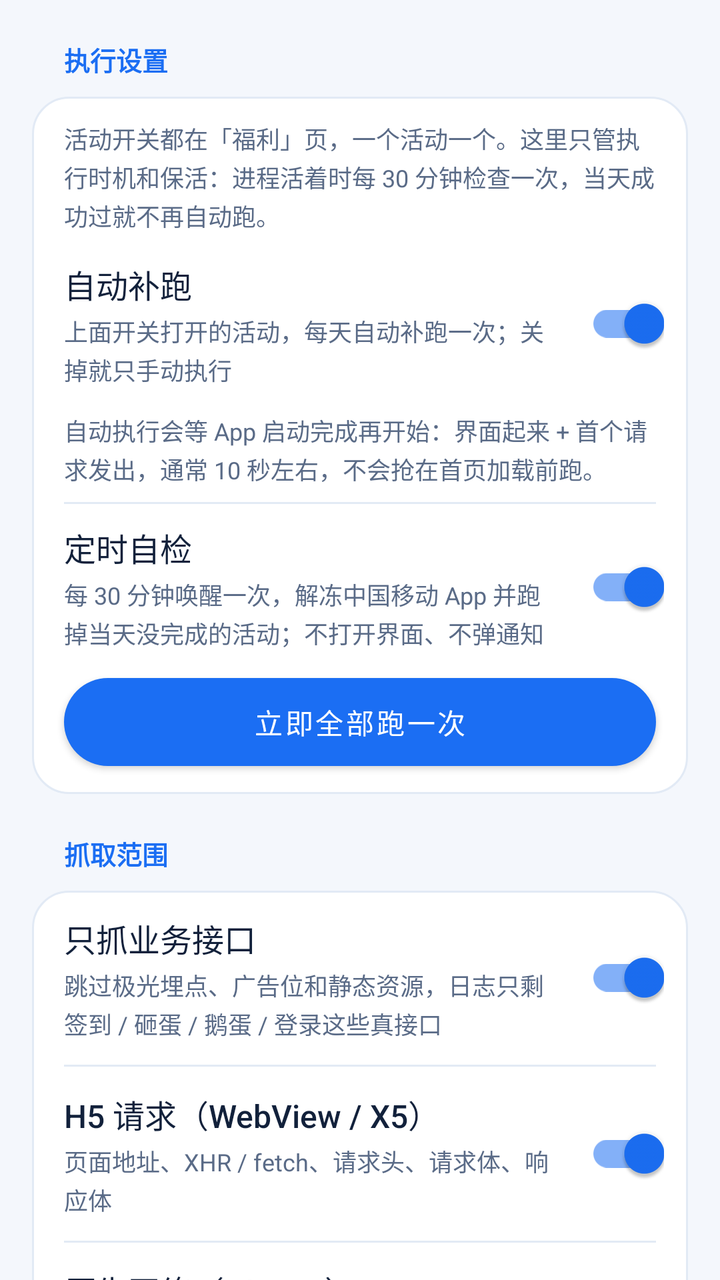
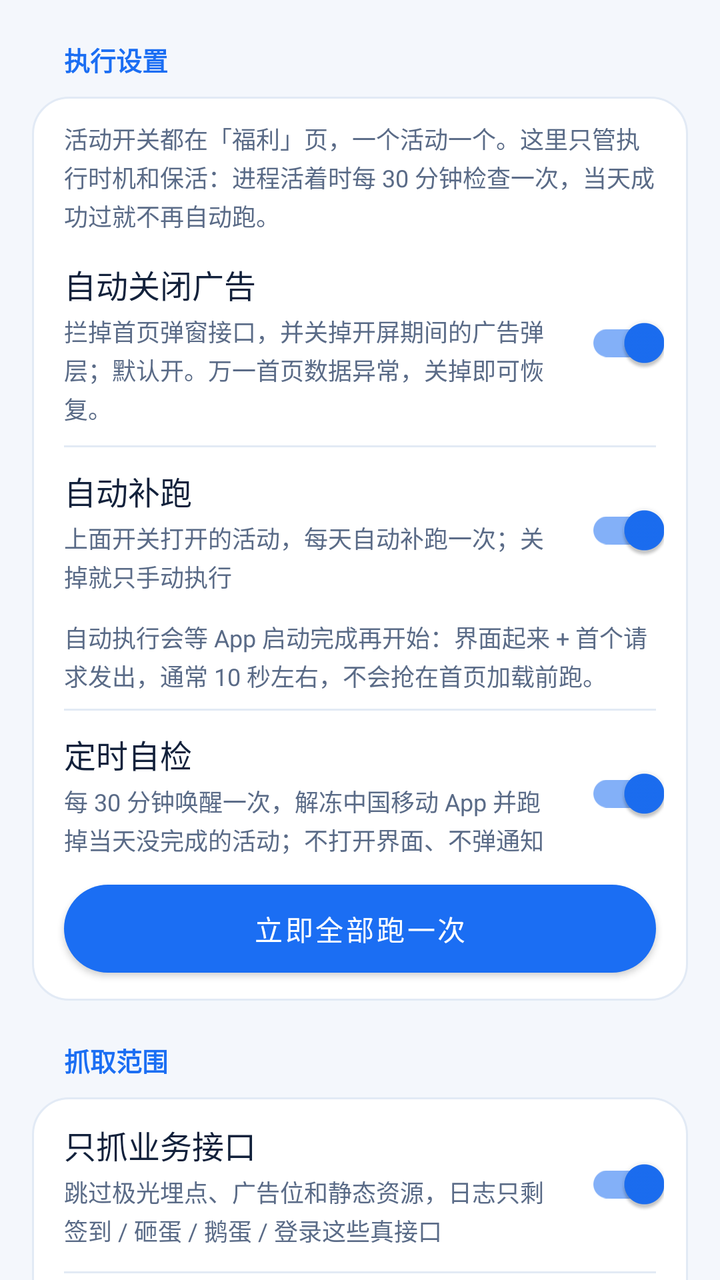

An Android layout rendered at two revisions. The XML below is the earlier revision; the diff shows what the commit changed to produce the second picture.
<!-- AndroidManifest.xml: application theme Theme.CmccHook -->
<!-- res/layout/page_func.xml -->
<?xml version="1.0" encoding="utf-8"?>
<ScrollView xmlns:android="http://schemas.android.com/apk/res/android"
    xmlns:app="http://schemas.android.com/apk/res-auto"
    android:layout_width="match_parent"
    android:layout_height="match_parent"
    android:clipToPadding="false"
    android:fillViewport="true"
    android:scrollbars="none">

    <LinearLayout
        android:layout_width="match_parent"
        android:layout_height="wrap_content"
        android:orientation="vertical"
        android:paddingStart="16dp"
        android:paddingEnd="16dp"
        android:paddingBottom="24dp">

        <TextView
            style="@style/SectionTitle"
            android:layout_width="wrap_content"
            android:layout_height="wrap_content"
            android:text="@string/task_title" />

        <LinearLayout
            style="@style/CardBox"
            android:layout_width="match_parent"
            android:layout_height="wrap_content">

            <TextView
                style="@style/RowDesc"
                android:layout_width="match_parent"
                android:layout_height="wrap_content"
                android:paddingStart="16dp"
                android:paddingTop="12dp"
                android:paddingEnd="16dp"
                android:paddingBottom="4dp"
                android:text="@string/task_hint" />


            <LinearLayout
                android:layout_width="match_parent"
                android:layout_height="wrap_content"
                android:gravity="center_vertical"
                android:orientation="horizontal"
                android:paddingStart="16dp"
                android:paddingTop="10dp"
                android:paddingEnd="12dp"
                android:paddingBottom="10dp">

                <LinearLayout
                    android:layout_width="0dp"
                    android:layout_height="wrap_content"
                    android:layout_weight="1"
                    android:orientation="vertical">

                    <TextView
                        style="@style/RowTitle"
                        android:layout_width="match_parent"
                        android:layout_height="wrap_content"
                        android:text="@string/task_auto" />

                    <TextView
                        style="@style/RowDesc"
                        android:layout_width="match_parent"
                        android:layout_height="wrap_content"
                        android:text="@string/task_auto_desc" />
                </LinearLayout>

                <com.google.android.material.switchmaterial.SwitchMaterial
                    android:id="@+id/switchAutoSign"
                    android:layout_width="wrap_content"
                    android:layout_height="wrap_content"
                    android:layout_marginStart="8dp"
                    android:checked="true" />
            </LinearLayout>

            <TextView
                style="@style/RowDesc"
                android:layout_width="match_parent"
                android:layout_height="wrap_content"
                android:paddingStart="16dp"
                android:paddingEnd="16dp"
                android:paddingBottom="8dp"
                android:text="@string/task_auto_wait" />

            <View
                android:layout_width="match_parent"
                android:layout_height="1dp"
                android:layout_marginStart="16dp"
                android:layout_marginEnd="16dp"
                android:background="@color/divider" />

            <LinearLayout
                android:layout_width="match_parent"
                android:layout_height="wrap_content"
                android:gravity="center_vertical"
                android:orientation="horizontal"
                android:paddingStart="16dp"
                android:paddingTop="10dp"
                android:paddingEnd="12dp"
                android:paddingBottom="10dp">

                <LinearLayout
                    android:layout_width="0dp"
                    android:layout_height="wrap_content"
                    android:layout_weight="1"
                    android:orientation="vertical">

                    <TextView
                        style="@style/RowTitle"
                        android:layout_width="match_parent"
                        android:layout_height="wrap_content"
                        android:text="@string/task_keepalive" />

                    <TextView
                        style="@style/RowDesc"
                        android:layout_width="match_parent"
                        android:layout_height="wrap_content"
                        android:text="@string/task_keepalive_desc" />
                </LinearLayout>

                <com.google.android.material.switchmaterial.SwitchMaterial
                    android:id="@+id/switchKeepAlive"
                    android:layout_width="wrap_content"
                    android:layout_height="wrap_content"
                    android:layout_marginStart="8dp"
                    android:checked="true" />
            </LinearLayout>

            <com.google.android.material.button.MaterialButton
                android:id="@+id/btnRunAll"
                android:layout_width="match_parent"
                android:layout_height="44dp"
                android:layout_marginStart="16dp"
                android:layout_marginTop="4dp"
                android:layout_marginEnd="16dp"
                android:layout_marginBottom="14dp"
                android:insetTop="0dp"
                android:insetBottom="0dp"
                android:text="@string/btn_all"
                android:textAllCaps="false"
                android:textColor="@color/on_primary"
                android:textSize="14sp"
                app:backgroundTint="@color/primary"
                app:cornerRadius="999dp"
                app:elevation="0dp" />
        </LinearLayout>



        <TextView
            style="@style/SectionTitle"
            android:layout_width="wrap_content"
            android:layout_height="wrap_content"
            android:text="@string/capture_title" />

        <LinearLayout
            style="@style/CardBox"
            android:layout_width="match_parent"
            android:layout_height="wrap_content">

            <LinearLayout
                android:layout_width="match_parent"
                android:layout_height="wrap_content"
                android:gravity="center_vertical"
                android:orientation="horizontal"
                android:paddingStart="16dp"
                android:paddingTop="12dp"
                android:paddingEnd="12dp"
                android:paddingBottom="12dp">

                <LinearLayout
                    android:layout_width="0dp"
                    android:layout_height="wrap_content"
                    android:layout_weight="1"
                    android:orientation="vertical">

                    <TextView
                        style="@style/RowTitle"
                        android:layout_width="match_parent"
                        android:layout_height="wrap_content"
                        android:text="@string/capture_api_only" />

                    <TextView
                        style="@style/RowDesc"
                        android:layout_width="match_parent"
                        android:layout_height="wrap_content"
                        android:text="@string/capture_api_only_desc" />
                </LinearLayout>

                <com.google.android.material.switchmaterial.SwitchMaterial
                    android:id="@+id/switchApiOnly"
                    android:layout_width="wrap_content"
                    android:layout_height="wrap_content"
                    android:layout_marginStart="8dp"
                    android:checked="true" />
            </LinearLayout>

            <View
                android:layout_width="match_parent"
                android:layout_height="1dp"
                android:layout_marginStart="16dp"
                android:layout_marginEnd="16dp"
                android:background="@color/divider" />

            <LinearLayout
                android:layout_width="match_parent"
                android:layout_height="wrap_content"
                android:gravity="center_vertical"
                android:orientation="horizontal"
                android:paddingStart="16dp"
                android:paddingTop="12dp"
                android:paddingEnd="12dp"
                android:paddingBottom="12dp">

                <LinearLayout
                    android:layout_width="0dp"
                    android:layout_height="wrap_content"
                    android:layout_weight="1"
                    android:orientation="vertical">

                    <TextView
                        style="@style/RowTitle"
                        android:layout_width="match_parent"
                        android:layout_height="wrap_content"
                        android:text="@string/capture_h5" />

                    <TextView
                        style="@style/RowDesc"
                        android:layout_width="match_parent"
                        android:layout_height="wrap_content"
                        android:text="@string/capture_h5_desc" />
                </LinearLayout>

                <com.google.android.material.switchmaterial.SwitchMaterial
                    android:id="@+id/switchH5"
                    android:layout_width="wrap_content"
                    android:layout_height="wrap_content"
                    android:layout_marginStart="8dp"
                    android:checked="true" />
            </LinearLayout>

            <View
                android:layout_width="match_parent"
                android:layout_height="1dp"
                android:layout_marginStart="16dp"
                android:layout_marginEnd="16dp"
                android:background="@color/divider" />

            <LinearLayout
                android:layout_width="match_parent"
                android:layout_height="wrap_content"
                android:gravity="center_vertical"
                android:orientation="horizontal"
                android:paddingStart="16dp"
                android:paddingTop="12dp"
                android:paddingEnd="12dp"
                android:paddingBottom="12dp">

                <LinearLayout
                    android:layout_width="0dp"
                    android:layout_height="wrap_content"
                    android:layout_weight="1"
                    android:orientation="vertical">

                    <TextView
                        style="@style/RowTitle"
                        android:layout_width="match_parent"
                        android:layout_height="wrap_content"
                        android:text="@string/capture_native" />

                    <TextView
                        style="@style/RowDesc"
                        android:layout_width="match_parent"
                        android:layout_height="wrap_content"
                        android:text="@string/capture_native_desc" />
                </LinearLayout>

                <com.google.android.material.switchmaterial.SwitchMaterial
                    android:id="@+id/switchNative"
                    android:layout_width="wrap_content"
                    android:layout_height="wrap_content"
                    android:layout_marginStart="8dp"
                    android:checked="true" />
            </LinearLayout>

            <View
                android:layout_width="match_parent"
                android:layout_height="1dp"
                android:layout_marginStart="16dp"
                android:layout_marginEnd="16dp"
                android:background="@color/divider" />

            <LinearLayout
                android:layout_width="match_parent"
                android:layout_height="wrap_content"
                android:gravity="center_vertical"
                android:orientation="horizontal"
                android:paddingStart="16dp"
                android:paddingTop="12dp"
                android:paddingEnd="12dp"
                android:paddingBottom="12dp">

                <LinearLayout
                    android:layout_width="0dp"
                    android:layout_height="wrap_content"
                    android:layout_weight="1"
                    android:orientation="vertical">

                    <TextView
                        style="@style/RowTitle"
                        android:layout_width="match_parent"
                        android:layout_height="wrap_content"
                        android:text="@string/capture_ui" />

                    <TextView
                        style="@style/RowDesc"
                        android:layout_width="match_parent"
                        android:layout_height="wrap_content"
                        android:text="@string/capture_ui_desc" />
                </LinearLayout>

                <com.google.android.material.switchmaterial.SwitchMaterial
                    android:id="@+id/switchUi"
                    android:layout_width="wrap_content"
                    android:layout_height="wrap_content"
                    android:layout_marginStart="8dp"
                    android:checked="true" />
            </LinearLayout>

            <View
                android:layout_width="match_parent"
                android:layout_height="1dp"
                android:layout_marginStart="16dp"
                android:layout_marginEnd="16dp"
                android:background="@color/divider" />

            <LinearLayout
                android:layout_width="match_parent"
                android:layout_height="wrap_content"
                android:gravity="center_vertical"
                android:orientation="horizontal"
                android:paddingStart="16dp"
                android:paddingTop="12dp"
                android:paddingEnd="12dp"
                android:paddingBottom="12dp">

                <LinearLayout
                    android:layout_width="0dp"
                    android:layout_height="wrap_content"
                    android:layout_weight="1"
                    android:orientation="vertical">

                    <TextView
                        style="@style/RowTitle"
                        android:layout_width="match_parent"
                        android:layout_height="wrap_content"
                        android:text="@string/capture_storage" />

                    <TextView
                        style="@style/RowDesc"
                        android:layout_width="match_parent"
                        android:layout_height="wrap_content"
                        android:text="@string/capture_storage_desc" />
                </LinearLayout>

                <com.google.android.material.switchmaterial.SwitchMaterial
                    android:id="@+id/switchStorage"
                    android:layout_width="wrap_content"
                    android:layout_height="wrap_content"
                    android:layout_marginStart="8dp"
                    android:checked="true" />
            </LinearLayout>
        </LinearLayout>

        <TextView
            style="@style/SectionTitle"
            android:layout_width="wrap_content"
            android:layout_height="wrap_content"
            android:text="@string/filter_title" />

        <LinearLayout
            style="@style/CardBox"
            android:layout_width="match_parent"
            android:layout_height="wrap_content">

            <LinearLayout
                android:layout_width="match_parent"
                android:layout_height="wrap_content"
                android:gravity="center_vertical"
                android:orientation="horizontal"
                android:paddingStart="16dp"
                android:paddingTop="12dp"
                android:paddingEnd="12dp"
                android:paddingBottom="12dp">

                <LinearLayout
                    android:layout_width="0dp"
                    android:layout_height="wrap_content"
                    android:layout_weight="1"
                    android:orientation="vertical">

                    <TextView
                        style="@style/RowTitle"
                        android:layout_width="match_parent"
                        android:layout_height="wrap_content"
                        android:text="@string/capture_filter" />

                    <TextView
                        style="@style/RowDesc"
                        android:layout_width="match_parent"
                        android:layout_height="wrap_content"
                        android:text="@string/capture_filter_desc" />
                </LinearLayout>

                <com.google.android.material.switchmaterial.SwitchMaterial
                    android:id="@+id/switchFilter"
                    android:layout_width="wrap_content"
                    android:layout_height="wrap_content"
                    android:layout_marginStart="8dp"
                    android:checked="false" />
            </LinearLayout>

            <View
                android:layout_width="match_parent"
                android:layout_height="1dp"
                android:layout_marginStart="16dp"
                android:layout_marginEnd="16dp"
                android:background="@color/divider" />

            <LinearLayout
                android:layout_width="match_parent"
                android:layout_height="wrap_content"
                android:gravity="center_vertical"
                android:orientation="horizontal"
                android:paddingStart="16dp"
                android:paddingTop="12dp"
                android:paddingEnd="12dp"
                android:paddingBottom="12dp">

                <LinearLayout
                    android:layout_width="0dp"
                    android:layout_height="wrap_content"
                    android:layout_weight="1"
                    android:orientation="vertical">

                    <TextView
                        style="@style/RowTitle"
                        android:layout_width="match_parent"
                        android:layout_height="wrap_content"
                        android:text="@string/capture_h5_noise" />

                    <TextView
                        style="@style/RowDesc"
                        android:layout_width="match_parent"
                        android:layout_height="wrap_content"
                        android:text="@string/capture_h5_noise_desc" />
                </LinearLayout>

                <com.google.android.material.switchmaterial.SwitchMaterial
                    android:id="@+id/switchH5Noise"
                    android:layout_width="wrap_content"
                    android:layout_height="wrap_content"
                    android:layout_marginStart="8dp"
                    android:checked="true" />
            </LinearLayout>
        </LinearLayout>

        <TextView
            style="@style/SectionTitle"
            android:layout_width="wrap_content"
            android:layout_height="wrap_content"
            android:text="@string/debug_title" />

        <LinearLayout
            style="@style/CardBox"
            android:layout_width="match_parent"
            android:layout_height="wrap_content"
            android:paddingStart="16dp"
            android:paddingTop="12dp"
            android:paddingEnd="12dp"
            android:paddingBottom="12dp">

            <LinearLayout
                android:layout_width="match_parent"
                android:layout_height="wrap_content"
                android:gravity="center_vertical"
                android:orientation="horizontal">

                <LinearLayout
                    android:layout_width="0dp"
                    android:layout_height="wrap_content"
                    android:layout_weight="1"
                    android:orientation="vertical">

                    <TextView
                        style="@style/RowTitle"
                        android:layout_width="match_parent"
                        android:layout_height="wrap_content"
                        android:text="@string/capture_verbose_raw" />

                    <TextView
                        style="@style/RowDesc"
                        android:layout_width="match_parent"
                        android:layout_height="wrap_content"
                        android:text="@string/capture_verbose_raw_desc" />
                </LinearLayout>

                <com.google.android.material.switchmaterial.SwitchMaterial
                    android:id="@+id/switchVerboseRaw"
                    android:layout_width="wrap_content"
                    android:layout_height="wrap_content"
                    android:layout_marginStart="8dp"
                    android:checked="true" />
            </LinearLayout>
        </LinearLayout>

        <TextView
            style="@style/SectionTitle"
            android:layout_width="wrap_content"
            android:layout_height="wrap_content"
            android:text="@string/module_title" />

        <LinearLayout
            style="@style/CardBox"
            android:layout_width="match_parent"
            android:layout_height="wrap_content"
            android:paddingStart="16dp"
            android:paddingTop="12dp"
            android:paddingEnd="12dp"
            android:paddingBottom="12dp">

            <LinearLayout
                android:layout_width="match_parent"
                android:layout_height="wrap_content"
                android:gravity="center_vertical"
                android:orientation="horizontal">

                <LinearLayout
                    android:layout_width="0dp"
                    android:layout_height="wrap_content"
                    android:layout_weight="1"
                    android:orientation="vertical">

                    <TextView
                        style="@style/RowTitle"
                        android:layout_width="match_parent"
                        android:layout_height="wrap_content"
                        android:text="@string/capture_secondary" />

                    <TextView
                        style="@style/RowDesc"
                        android:layout_width="match_parent"
                        android:layout_height="wrap_content"
                        android:text="@string/capture_secondary_desc" />
                </LinearLayout>

                <com.google.android.material.switchmaterial.SwitchMaterial
                    android:id="@+id/switchSecondary"
                    android:layout_width="wrap_content"
                    android:layout_height="wrap_content"
                    android:layout_marginStart="8dp"
                    android:checked="false" />
            </LinearLayout>
        </LinearLayout>
    </LinearLayout>
</ScrollView>
<!-- resources referenced by this layout -->
<resources>
  <color name="divider">#E2EAF5</color>
  <color name="on_primary">#FFFFFF</color>
  <color name="primary">#1B6EF3</color>
  <string name="btn_all">立即全部跑一次</string>
  <string name="capture_api_only">只抓业务接口</string>
  <string name="capture_api_only_desc">跳过极光埋点、广告位和静态资源，日志只剩签到 / 砸蛋 / 鹅蛋 / 登录这些真接口</string>
  <string name="capture_filter">仅记录 10086 / cmcc 域名</string>
  <string name="capture_filter_desc">关闭后会记录目标 App 的更多请求，日志会明显变多</string>
  <string name="capture_h5">H5 请求（WebView / X5）</string>
  <string name="capture_h5_desc">页面地址、XHR / fetch、请求头、请求体、响应体</string>
  <string name="capture_h5_noise">过滤 H5 埋点噪音</string>
  <string name="capture_h5_noise_desc">屏蔽 psie 曝光埋点等第三方 SDK 的重复报错，每 60 秒汇总一条。关闭后原样记录每一条。</string>
  <string name="capture_native">原生网络（OkHttp）</string>
  <string name="capture_native_desc">App 自身接口的 URL、请求头、请求体、响应头、响应体</string>
  <string name="capture_secondary">注入其他进程（默认关闭）</string>
  <string name="capture_secondary_desc">加固壳的 :tools 安全进程始终跳过。只有需要抓取推送 / X5 沙盒等进程时才打开，平时保持关闭更稳定。</string>
  <string name="capture_storage">Cookie / Storage</string>
  <string name="capture_storage_desc">WebView Cookie、localStorage、sessionStorage</string>
  <string name="capture_title">抓取范围</string>
  <string name="capture_ui">页面与点击</string>
  <string name="capture_ui_desc">Activity 跳转、WebView 页面、H5 点击文本</string>
  <string name="capture_verbose_raw">详细原始返回</string>
  <string name="capture_verbose_raw_desc">关：每条原始返回截到 8 KB，日志不会暴涨、看日志也不卡；开：整段输出（对接接口、核对字段时才用，日志会非常大）</string>
  <string name="debug_title">调试</string>
  <string name="filter_title">过滤</string>
  <string name="module_title">模块</string>
  <string name="task_auto">自动补跑</string>
  <string name="task_auto_desc">上面开关打开的活动，每天自动补跑一次；关掉就只手动执行</string>
  <string name="task_auto_wait">自动执行会等 App 启动完成再开始：界面起来 + 首个请求发出，通常 10 秒左右，不会抢在首页加载前跑。</string>
  <string name="task_hint">活动开关都在「福利」页，一个活动一个。这里只管执行时机和保活：进程活着时每 30 分钟检查一次，当天成功过就不再自动跑。</string>
  <string name="task_keepalive">定时自检</string>
  <string name="task_keepalive_desc">每 30 分钟唤醒一次，解冻中国移动 App 并跑掉当天没完成的活动；不打开界面、不弹通知</string>
  <string name="task_title">执行设置</string>
  <style name="CardBox">
          <item name="android:background">@drawable/bg_card</item>
          <item name="android:orientation">vertical</item>
      </style>
  <style name="RowDesc">
          <item name="android:textSize">12sp</item>
          <item name="android:textColor">@color/text_secondary</item>
          <item name="android:lineSpacingExtra">2dp</item>
          <item name="android:paddingTop">3dp</item>
      </style>
  <style name="RowTitle">
          <item name="android:textSize">16sp</item>
          <item name="android:fontFamily">sans-serif-medium</item>
          <item name="android:textColor">@color/text_primary</item>
      </style>
  <!-- drawable bg_card (drawable) -->
  <?xml version="1.0" encoding="utf-8"?>
  <shape xmlns:android="http://schemas.android.com/apk/res/android"
      android:shape="rectangle">
      <solid android:color="@color/container_low" />
      <stroke android:width="1dp" android:color="@color/divider" />
      <corners android:radius="18dp" />
  </shape>
  <color name="text_secondary">#5A6B87</color>
  <color name="text_primary">#12213B</color>
  <color name="primary_dark">#0B4FC4</color>
  <color name="surface">#FFFFFF</color>
  <color name="background">#F4F7FC</color>
  <color name="brand_start">#1B6EF3</color>
  <color name="container_low">#FFFFFF</color>
  <!-- unchanged entries left out for length: 2 -->
</resources>

<!-- the commit's change to res/layout/page_func.xml (unified diff, before → after) -->
@@ -36,6 +36,50 @@
                 android:paddingBottom="4dp"
                 android:text="@string/task_hint" />
 
+            
+            <LinearLayout
+                android:layout_width="match_parent"
+                android:layout_height="wrap_content"
+                android:gravity="center_vertical"
+                android:orientation="horizontal"
+                android:paddingStart="16dp"
+                android:paddingTop="10dp"
+                android:paddingEnd="12dp"
+                android:paddingBottom="10dp">
+
+                <LinearLayout
+                    android:layout_width="0dp"
+                    android:layout_height="wrap_content"
+                    android:layout_weight="1"
+                    android:orientation="vertical">
+
+                    <TextView
+                        style="@style/RowTitle"
+                        android:layout_width="match_parent"
+                        android:layout_height="wrap_content"
+                        android:text="@string/task_ad_block" />
+
+                    <TextView
+                        style="@style/RowDesc"
+                        android:layout_width="match_parent"
+                        android:layout_height="wrap_content"
+                        android:text="@string/task_ad_block_desc" />
+                </LinearLayout>
+
+                <com.google.android.material.switchmaterial.SwitchMaterial
+                    android:id="@+id/switchAdBlock"
+                    android:layout_width="wrap_content"
+                    android:layout_height="wrap_content"
+                    android:layout_marginStart="8dp"
+                    android:checked="true" />
+            </LinearLayout>
+
+            <View
+                android:layout_width="match_parent"
+                android:layout_height="1dp"
+                android:layout_marginStart="16dp"
+                android:layout_marginEnd="16dp"
+                android:background="@color/divider" />
 
             <LinearLayout
                 android:layout_width="match_parent"
<!-- resource entries referenced after the edit -->
@@ -26,6 +26,8 @@
   <string name="debug_title">调试</string>
   <string name="filter_title">过滤</string>
   <string name="module_title">模块</string>
+  <string name="task_ad_block">自动关闭广告</string>
+  <string name="task_ad_block_desc">拦掉首页弹窗接口，并关掉开屏期间的广告弹层；默认开。万一首页数据异常，关掉即可恢复。</string>
   <string name="task_auto">自动补跑</string>
   <string name="task_auto_desc">上面开关打开的活动，每天自动补跑一次；关掉就只手动执行</string>
   <string name="task_auto_wait">自动执行会等 App 启动完成再开始：界面起来 + 首个请求发出，通常 10 秒左右，不会抢在首页加载前跑。</string>
